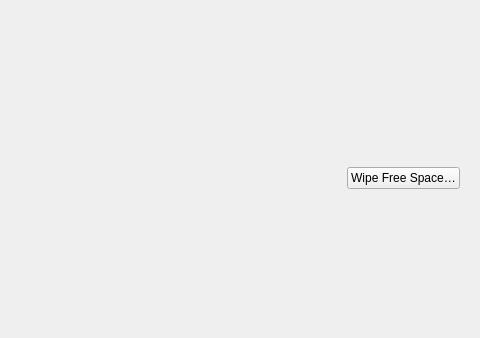
First picture: the form in shared/nexis/Pages/DiskTools/disk_tools_page.ui, repository s4solutionsllc/Nexis, before the edit; both pictures show x 545 to 1025 and y 0 to 338 of the 1025 by 736 pixel window.
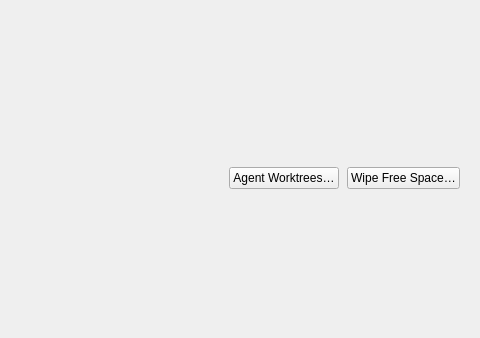
Second picture: the form after the edit.

Commit message: feat(disk-tools): find and prune abandoned AI-agent git worktrees (SSO-27100)

Diff of the .ui file:
```diff
--- a/shared/nexis/Pages/DiskTools/disk_tools_page.ui
+++ b/shared/nexis/Pages/DiskTools/disk_tools_page.ui
@@ -70,6 +70,11 @@
         </property>
        </spacer>
       </item>
+      <item>
+       <widget class="QPushButton" name="btnAgentWorktrees">
+        <property name="text"><string>Agent Worktrees…</string></property>
+       </widget>
+      </item>
       <item>
        <widget class="QPushButton" name="btnWipeFreeSpace">
         <property name="text"><string>Wipe Free Space…</string></property>
```
The commit also changes 14 other files.
